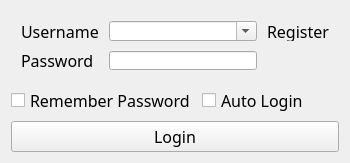
First picture: the form in ServiceChat/loginwindow.ui, repository 124327288/ChatClient, before the edit.
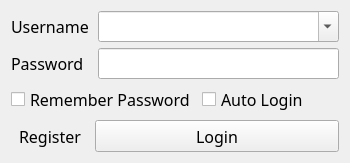
Second picture: the form after the edit.

Commit message: 添加注册界面

```diff
--- a/ServiceChat/loginwindow.ui
+++ b/ServiceChat/loginwindow.ui
@@ -40,22 +40,7 @@
   <widget class="QWidget" name="centralWidget">
    <layout class="QVBoxLayout" name="verticalLayout">
     <item>
-     <layout class="QGridLayout" name="gridLayout">
-      <property name="leftMargin">
-       <number>10</number>
-      </property>
-      <property name="topMargin">
-       <number>10</number>
-      </property>
-      <property name="rightMargin">
-       <number>10</number>
-      </property>
-      <property name="bottomMargin">
-       <number>10</number>
-      </property>
-      <property name="spacing">
-       <number>10</number>
-      </property>
+     <layout class="QGridLayout" name="gridLayout" columnstretch="1,3">
       <item row="0" column="0">
        <widget class="QLabel" name="usernameLabel">
         <property name="text">
@@ -65,18 +50,17 @@
       </item>
       <item row="0" column="1">
        <widget class="QComboBox" name="usernameComboBox">
+        <property name="sizePolicy">
+         <sizepolicy hsizetype="Preferred" vsizetype="Fixed">
+          <horstretch>0</horstretch>
+          <verstretch>0</verstretch>
+         </sizepolicy>
+        </property>
         <property name="editable">
          <bool>true</bool>
         </property>
        </widget>
       </item>
-      <item row="0" column="2">
-       <widget class="QLabel" name="registerLabel">
-        <property name="text">
-         <string>Register</string>
-        </property>
-       </widget>
-      </item>
       <item row="1" column="0">
        <widget class="QLabel" name="passwordLabel">
         <property name="text">
@@ -86,6 +70,12 @@
       </item>
       <item row="1" column="1">
        <widget class="QLineEdit" name="passwordLineEdit">
+        <property name="sizePolicy">
+         <sizepolicy hsizetype="Preferred" vsizetype="Fixed">
+          <horstretch>0</horstretch>
+          <verstretch>0</verstretch>
+         </sizepolicy>
+        </property>
         <property name="echoMode">
          <enum>QLineEdit::Password</enum>
         </property>
@@ -112,6 +102,18 @@
      </layout>
     </item>
     <item>
+     <layout class="QHBoxLayout" name="horizontalLayout_2">
+      <item>
+       <widget class="QToolButton" name="registerToolButton">
+        <property name="text">
+         <string>Register</string>
+        </property>
+        <property name="autoRaise">
+         <bool>true</bool>
+        </property>
+       </widget>
+      </item>
+      <item>
      <widget class="QPushButton" name="loginPushButton">
       <property name="sizePolicy">
        <sizepolicy hsizetype="Minimum" vsizetype="Expanding">
@@ -126,6 +128,8 @@
        <string notr="true">Return</string>
       </property>
      </widget>
+      </item>
+     </layout>
     </item>
    </layout>
   </widget>
```
Lines whose indentation alone changed are shown as unchanged. The commit also changes 6 other files.
